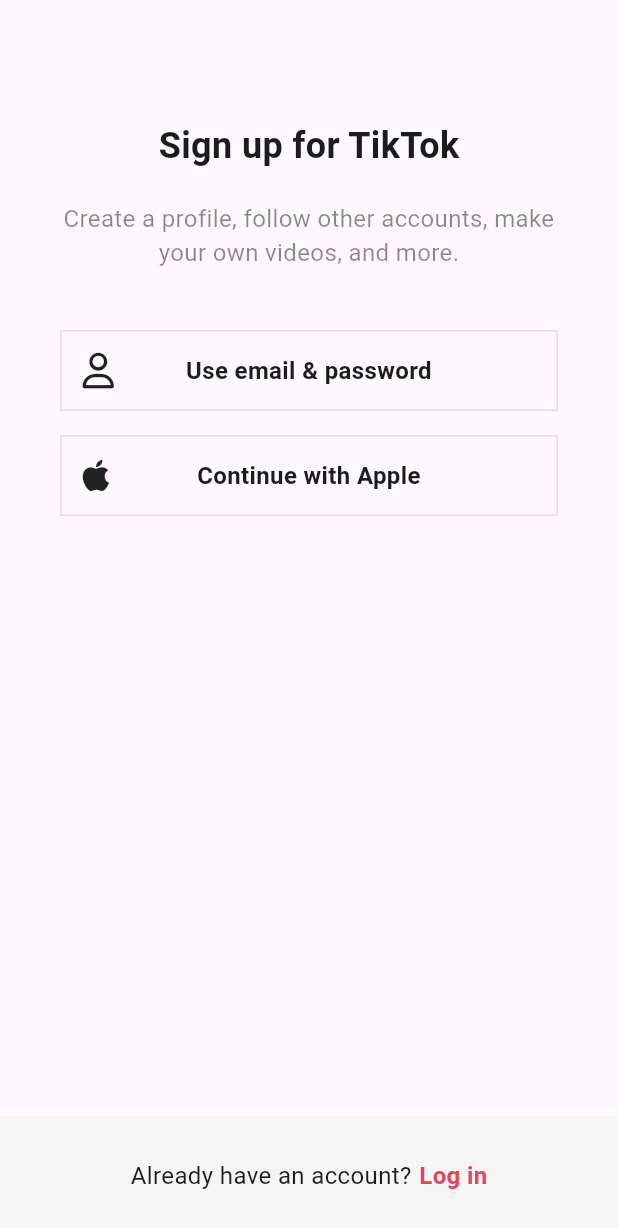
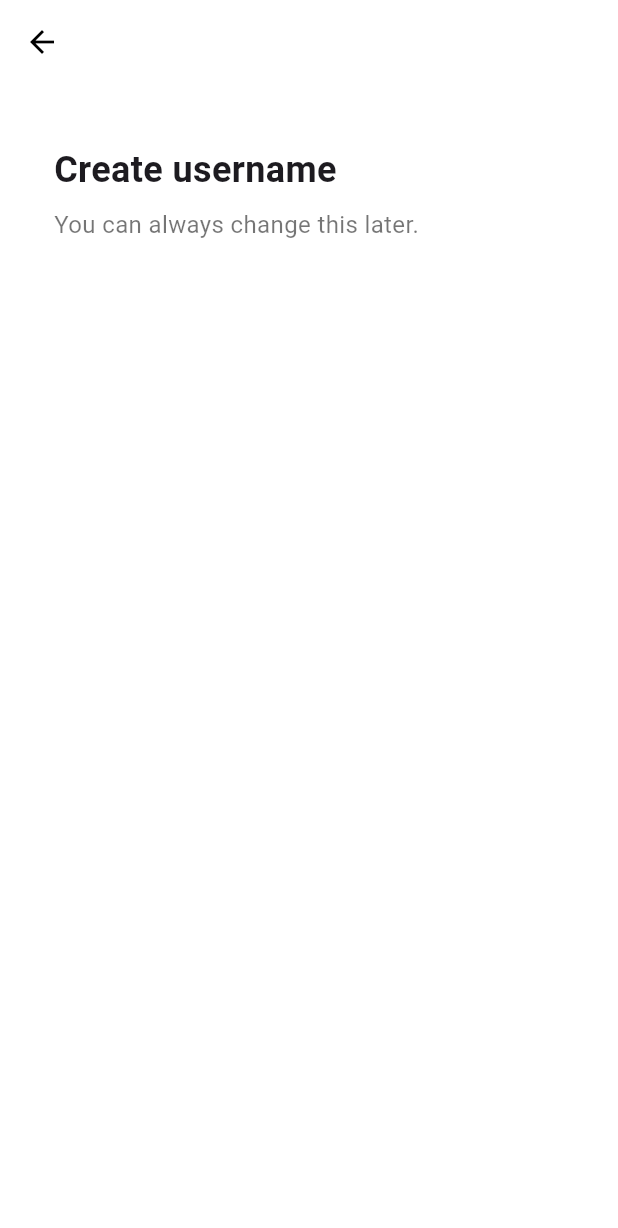
Before and after one commit to novellus1013/tiktok_clone, a Flutter app: the screen it shows after launch, after a tap on "Use email & password", on a phone screen of 412 x 824 dp. Shown: the top 1228 px of the screen. Run offline on Flutter 3.47's test engine with Material 3 defaults, Android fonts, the phone set to English and light mode, and no system bars; our stand-ins replace font_awesome_flutter.

Commit message:
add onTapFunc in AuthButton, Theme update

```diff
--- /dev/null
+++ b/lib/features/authentication/email_screen.dart
@@ -0,0 +1,44 @@
+import 'package:flutter/material.dart';
+import 'package:tiktok_clone/constants/gaps.dart';
+import 'package:tiktok_clone/constants/sizes.dart';
+
+class EmailScreen extends StatelessWidget {
+  const EmailScreen({super.key});
+
+  @override
+  Widget build(BuildContext context) {
+    return Scaffold(
+      appBar: AppBar(
+        title: const Text(
+          'Sign Up',
+        ),
+      ),
+      body: const Padding(
+        padding: EdgeInsets.symmetric(
+          horizontal: Sizes.size36,
+        ),
+        child: Column(
+          crossAxisAlignment: CrossAxisAlignment.start,
+          children: [
+            Gaps.v40,
+            Text(
+              "Create username",
+              style: TextStyle(
+                fontSize: Sizes.size24,
+                fontWeight: FontWeight.w700,
+              ),
+            ),
+            Gaps.v8,
+            Text(
+              "You can always change this later.",
+              style: TextStyle(
+                fontSize: Sizes.size16,
+                color: Colors.black54,
+              ),
+            ),
+          ],
+        ),
+      ),
+    );
+  }
+}
--- a/lib/features/authentication/sign_up_screen.dart
+++ b/lib/features/authentication/sign_up_screen.dart
@@ -2,6 +2,7 @@ import 'package:flutter/material.dart';
 import 'package:font_awesome_flutter/font_awesome_flutter.dart';
 import 'package:tiktok_clone/constants/gaps.dart';
 import 'package:tiktok_clone/constants/sizes.dart';
+import 'package:tiktok_clone/features/authentication/email_screen.dart';
 import 'package:tiktok_clone/features/authentication/login_screen.dart';
 import 'package:tiktok_clone/features/authentication/widgets/auth_button.dart';
 
@@ -16,12 +17,12 @@ class SignUpScreen extends StatelessWidget {
     );
   }
 
-  void onEmailSignUp() {
-    print("email login");
-  }
-
-  void onAppleSignUp() {
-    print("apple 로그인");
+  void _onEmailTap(BuildContext context) {
+    Navigator.of(context).push(
+      MaterialPageRoute(
+        builder: (context) => const EmailScreen(),
+      ),
+    );
   }
 
   @override
@@ -56,20 +57,20 @@ class SignUpScreen extends StatelessWidget {
               AuthButton(
                 icon: const FaIcon(FontAwesomeIcons.user),
                 text: "Use email & password",
-                gesture: onEmailSignUp,
+                // 원래는 함수 자체를 gesture : _onEmailTap 처럼 전달해주어야 하지만 _onEmailTap이 매개변수를 받기 때문에 람다 함수로 전달
+                gesture: () => _onEmailTap(context),
               ),
               Gaps.v16,
-              AuthButton(
-                icon: const FaIcon(FontAwesomeIcons.apple),
+              const AuthButton(
+                icon: FaIcon(FontAwesomeIcons.apple),
                 text: "Continue with Apple",
-                gesture: onAppleSignUp,
               ),
             ],
           ),
         ),
       ),
       bottomNavigationBar: BottomAppBar(
-        color: Colors.grey.shade100,
+        color: Colors.grey.shade50,
         elevation: 2,
         child: Padding(
           padding: const EdgeInsets.symmetric(
--- a/lib/features/authentication/widgets/auth_button.dart
+++ b/lib/features/authentication/widgets/auth_button.dart
@@ -5,13 +5,15 @@ import 'package:tiktok_clone/constants/sizes.dart';
 class AuthButton extends StatelessWidget {
   final String text;
   final FaIcon icon;
-  final void Function() gesture;
+  final void Function()? gesture;
+  // final Function() gesture;
 
   const AuthButton({
     super.key,
     required this.text,
     required this.icon,
-    required this.gesture,
+    this.gesture,
+    // required this.gesture,
   });
 
   @override
@@ -19,7 +21,9 @@ class AuthButton extends StatelessWidget {
     return FractionallySizedBox(
       widthFactor: 1,
       child: GestureDetector(
-        onTap: () => gesture(),
+        //함수가 null이 아닌 경우에만 호출
+        onTap: () => gesture?.call(),
+        //onTap: () => gesture(),
         child: Container(
           padding: const EdgeInsets.all(
             Sizes.size14,
@@ -30,6 +34,7 @@ class AuthButton extends StatelessWidget {
               width: Sizes.size1,
             ),
           ),
+          //stack으로 전체 가운데 정렬 후 Alignment 옵션과 위젯으로 위치 조정
           child: Stack(
             alignment: Alignment.center,
             children: [
--- a/lib/main.dart
+++ b/lib/main.dart
@@ -1,4 +1,5 @@
 import 'package:flutter/material.dart';
+import 'package:tiktok_clone/constants/sizes.dart';
 import 'package:tiktok_clone/features/authentication/sign_up_screen.dart';
 
 void main() {
@@ -13,7 +14,17 @@ class TikTokApp extends StatelessWidget {
     return MaterialApp(
       title: 'TikTok Clone',
       theme: ThemeData(
+        scaffoldBackgroundColor: Colors.white,
         primaryColor: const Color(0xFFE9435A),
+        appBarTheme: const AppBarTheme(
+          foregroundColor: Colors.black,
+          backgroundColor: Colors.white,
+          elevation: 0,
+          titleTextStyle: TextStyle(
+            fontSize: Sizes.size18,
+            fontWeight: FontWeight.w600,
+          ),
+        ),
       ),
       home: const SignUpScreen(),
     );
```
Also changed, not shown: lib/features/authentication/login_screen.dart (+9 -19 lines), lib/features/authentication/username_screen.dart (added).
